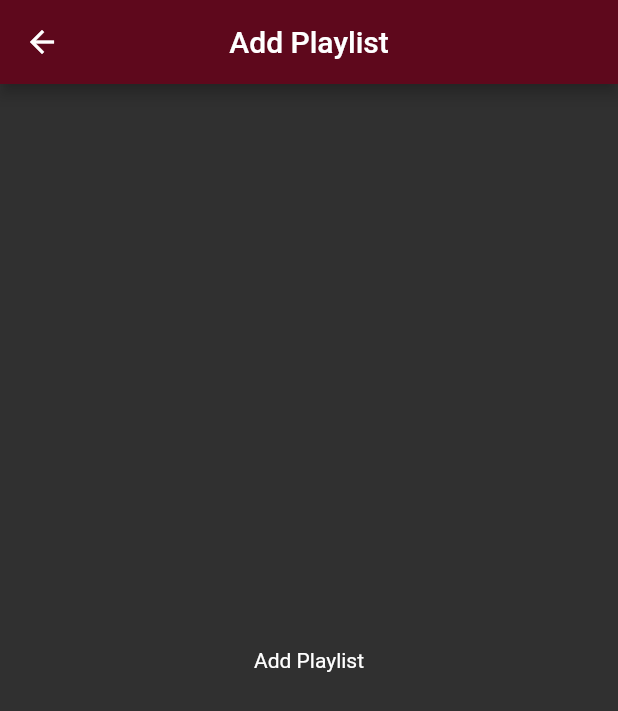
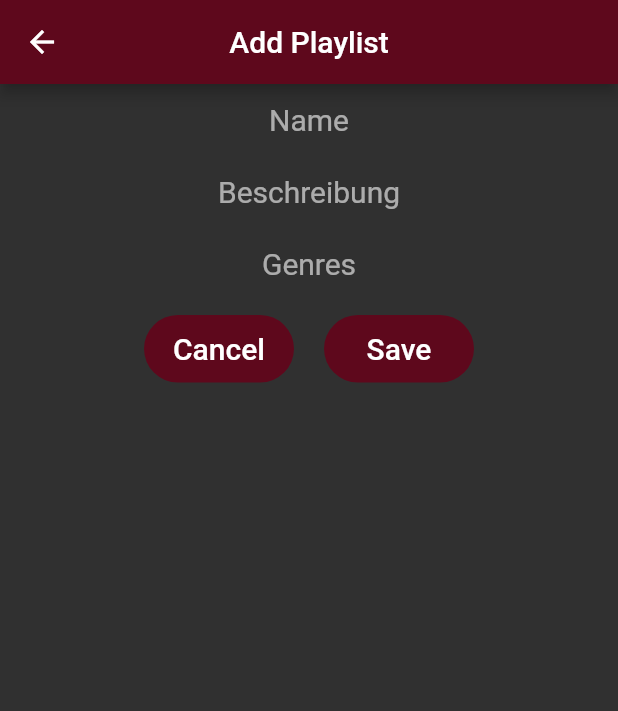
Before and after one commit to Fluttify-App/fluttify-frontend, a Flutter app: the AddPlaylistView screen opened directly, on a phone screen of 412 x 824 dp. Shown: the top 711 px of the screen. Run offline on Flutter 3.47's test engine with Material 2 defaults, Android fonts, the phone set to English and light mode, and no system bars; our stand-ins replace equatable, flutter_dotenv, flutter_spinkit, get_it, multi_select_flutter, persistent_bottom_nav_bar and 2 more; missing offline and left inert: lipsum, spotify_sdk; accounts and stored records are empty.

Commit message:
first setup for add playlist

```diff
--- a/lib/services/playlist_service.dart
+++ b/lib/services/playlist_service.dart
@@ -17,6 +17,7 @@ class PlaylistService {
   PlaylistService() {
     playlists = getPlaylists();
   }
+
 
   List<Playlist> getPlaylists() {
     List<Playlist> playlists = <Playlist>[];
--- a/lib/ui/views/add_playlist_views/add_playlist_view.dart
+++ b/lib/ui/views/add_playlist_views/add_playlist_view.dart
@@ -1,5 +1,6 @@
 import 'package:flutter/cupertino.dart';
 import 'package:flutter/material.dart';
+import 'package:flutter/services.dart';
 import 'package:fluttify/ui/styles/colors.dart';
 import 'package:fluttify/ui/views/add_playlist_views/add_playlist_viewmodel.dart';
 import 'package:stacked/stacked.dart';
@@ -8,7 +9,8 @@ class AddPlaylistView extends StatelessWidget {
   @override
   Widget build(BuildContext context) {
     return ViewModelBuilder<AddPlaylistViewModel>.reactive(
-      builder: (BuildContext context, AddPlaylistViewModel model, Widget child) =>
+      builder:
+          (BuildContext context, AddPlaylistViewModel model, Widget child) =>
               Scaffold(
         appBar: AppBar(
           title: Text("Add Playlist"),
@@ -16,8 +18,109 @@ class AddPlaylistView extends StatelessWidget {
           centerTitle: true,
         ),
         body: Center(
-              child: Text('Add Playlist')
+          child: Container(
+            child: FractionallySizedBox(
+              widthFactor: 0.95,
+              child: Column(
+                children: [
+                  TextField(
+                    inputFormatters: [
+                      LengthLimitingTextInputFormatter(13),
+                    ],
+                    controller: model.nameController,
+                    textAlign: TextAlign.center,
+                    style: TextStyle(fontSize: 20),
+                    decoration: InputDecoration(
+                      contentPadding: EdgeInsets.symmetric(horizontal: 20),
+                      floatingLabelBehavior: FloatingLabelBehavior.never,
+                      hintText: 'Name',
+                      border: InputBorder.none,
+                    ),
+                    onChanged: (value) {
+                      model.saveName(value);
+                    },
+                  ),
+                  TextField(
+                    inputFormatters: [
+                      LengthLimitingTextInputFormatter(13),
+                    ],
+                    controller: model.descriptionController,
+                    textAlign: TextAlign.center,
+                    style: TextStyle(fontSize: 20),
+                    decoration: InputDecoration(
+                      contentPadding: EdgeInsets.symmetric(horizontal: 20),
+                      floatingLabelBehavior: FloatingLabelBehavior.never,
+                      hintText: 'Beschreibung',
+                      border: InputBorder.none,
+                    ),
+                    onChanged: (value) {
+                      model.saveDescription(value);
+                    },
+                  ),
+                  TextField(
+                    inputFormatters: [
+                      LengthLimitingTextInputFormatter(13),
+                    ],
+                    controller: model.genreController,
+                    textAlign: TextAlign.center,
+                    style: TextStyle(fontSize: 20),
+                    decoration: InputDecoration(
+                      contentPadding: EdgeInsets.symmetric(horizontal: 20),
+                      floatingLabelBehavior: FloatingLabelBehavior.never,
+                      hintText: 'Genres',
+                      border: InputBorder.none,
+                    ),
+                  ),
+                  Row(
+                    mainAxisAlignment: MainAxisAlignment.center,
+                    children: [
+                      Padding(
+                        padding: EdgeInsets.fromLTRB(0, 0, 20, 0),
+                        child: Container(
+                          padding: EdgeInsets.symmetric(vertical: 10),
+                          child: SizedBox(
+                            height: 45,
+                            width: 100,
+                            child: TextButton(
+                                style: TextButton.styleFrom(
+                                    backgroundColor: appBar_red,
+                                    shape: StadiumBorder(
+                                        side: BorderSide(
+                                            color: Colors.transparent))),
+                                child: Text('Cancel',
+                                    style: TextStyle(
+                                        fontSize: 20, color: Colors.white)),
+                                onPressed: () {}),
+                          ),
+                        ),
+                      ),
+                      Padding(
+                        padding: EdgeInsets.fromLTRB(0, 0, 0, 0),
+                        child: Container(
+                          padding: EdgeInsets.symmetric(vertical: 10),
+                          child: SizedBox(
+                            height: 45,
+                            width: 100,
+                            child: TextButton(
+                                style: TextButton.styleFrom(
+                                    backgroundColor: appBar_red,
+                                    shape: StadiumBorder(
+                                        side: BorderSide(
+                                            color: Colors.transparent))),
+                                child: Text('Save',
+                                    style: TextStyle(
+                                        fontSize: 20, color: Colors.white)),
+                                onPressed: () => model.save(context)),
+                          ),
+                        ),
+                      ),
+                    ],
                   )
+                ],
+              ),
+            ),
+          ),
+        ),
       ),
       viewModelBuilder: () => AddPlaylistViewModel(),
     );
--- a/lib/ui/views/add_playlist_views/add_playlist_viewmodel.dart
+++ b/lib/ui/views/add_playlist_views/add_playlist_viewmodel.dart
@@ -1,5 +1,40 @@
+import 'package:flutter/cupertino.dart';
+import 'package:fluttify/app/locator.dart';
+import 'package:fluttify/models/playlist.dart';
+import 'package:fluttify/services/navigation_service.dart';
+import 'package:fluttify/services/playlist_service.dart';
 import 'package:stacked/stacked.dart';
 
 class AddPlaylistViewModel extends BaseViewModel {
+  PlaylistService playlistService = locator<PlaylistService>();
+  AddPlaylistNavigationService _navigationService =
+      locator<AddPlaylistNavigationService>();
 
+  TextEditingController nameController = TextEditingController();
+  TextEditingController descriptionController = TextEditingController();
+  TextEditingController genreController = TextEditingController();
+
+  Playlist playlist = Playlist();
+
+  void navigateBack() {
+    _navigationService.popCurrent();
+    notifyListeners();
+  }
+
+  void save(BuildContext context) {
+    playlist.name = nameController.text;
+    playlist.description = descriptionController.text;
+    playlist.genres = [genreController.text];
+    playlistService.playlists.add(playlist);
+    navigateBack();
+    //Navigator.of(context).pop();
+  }
+
+  void saveName(String value) {
+    nameController.text = value;
+  }
+
+  void saveDescription(String value) {
+    descriptionController.text = value;
+  }
 }
--- a/lib/ui/views/playlists_views/edit_playlist_views/edit_playlist_view.dart
+++ b/lib/ui/views/playlists_views/edit_playlist_views/edit_playlist_view.dart
@@ -326,7 +326,7 @@ class EditPlaylistView extends StatelessWidget {
                                                     fontSize: 20,
                                                     color: Colors.white)),
                                             onPressed: () =>
-                                                model.save()),
+                                                model.save(context)),
                                       ),
                                     ),
                                   ),
--- a/lib/ui/views/playlists_views/edit_playlist_views/edit_playlist_viewmodel.dart
+++ b/lib/ui/views/playlists_views/edit_playlist_views/edit_playlist_viewmodel.dart
@@ -34,12 +34,13 @@ class EditPlaylistViewModel extends BaseViewModel {
     notifyListeners();
   }
 
-  void save() {
+  void save(BuildContext context) {
     playlist.description = descriptionController.text;
     playlist.name = nameController.text;
     playlist.genres = selectedGenres;
     playlistService.playlists[playlist.id] = playlist;
     canEdit();
+    Navigator.of(context).pop();
   }
 
   void addGenre(List<dynamic> value) {
--- a/lib/ui/views/playlists_views/playlist_view/playlist_view.dart
+++ b/lib/ui/views/playlists_views/playlist_view/playlist_view.dart
@@ -34,11 +34,9 @@ class PlaylistView extends StatelessWidget {
                 scrollDirection: Axis.vertical,
                 child: Column(
                   children: [
-                    for (Playlist playlist in model.mockdata.playlists)
+                    for (Playlist playlist in model.playlistService.playlists)
                       GestureDetector(
-                        onTap: () => {
-                          model.navigateToEditPage(playlist)
-                        },
+                        onTap: () => {model.navigateToEditPage(playlist)},
                         child: Card(
                           shape: RoundedRectangleBorder(
                               borderRadius: BorderRadius.circular(10.0)),
@@ -110,12 +108,15 @@ class PlaylistView extends StatelessWidget {
                                         onPressed: () {},
                                       ),
                                     ),
-                                    Container(
+                                    playlist.image == null
+                                        ? Container(height: 100, width: 100)
+                                        : Container(
                                             height: 100,
                                             width: 100,
                                             decoration: BoxDecoration(
                                               image: DecorationImage(
-                                            image: AssetImage(playlist.image),
+                                                  image: AssetImage(
+                                                      playlist.image),
                                                   fit: BoxFit.contain),
                                             ),
                                           ),
--- a/lib/ui/views/playlists_views/playlist_view/playlist_viewmodel.dart
+++ b/lib/ui/views/playlists_views/playlist_view/playlist_viewmodel.dart
@@ -9,7 +9,7 @@ import 'package:stacked/stacked.dart';
 
 class PlaylistViewModel extends BaseViewModel {
 
-  final PlaylistService mockdata = locator<PlaylistService>();
+  final PlaylistService playlistService = locator<PlaylistService>();
 
   final PlaylistNavigationService _navigationService = locator<PlaylistNavigationService>();
 
@@ -18,7 +18,7 @@ class PlaylistViewModel extends BaseViewModel {
   }
 
   void navigateToAddPlaylist() {
-    _navigationService.navigateTo('/edit-playlist', AddPlaylistView(), withNavBar: false);
+    _navigationService.navigateTo('/add-playlist', AddPlaylistView(), withNavBar: false);
   }
 
 }
```
Lines whose indentation alone changed are shown as unchanged.
